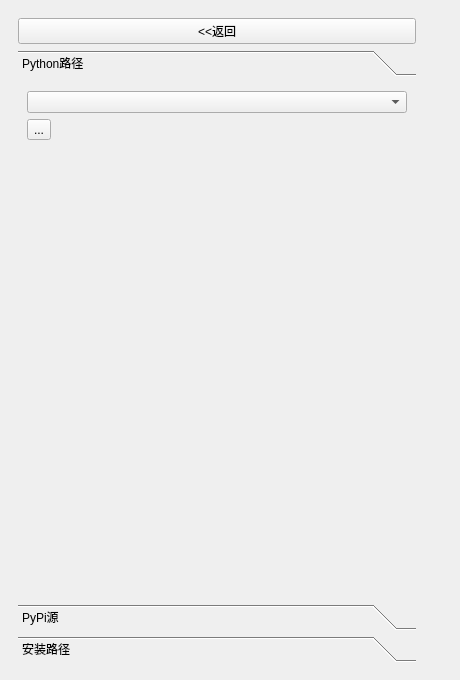
Above: app/ui/home.ui from ctpbee/bee_box before the change. Below: the same form after it.
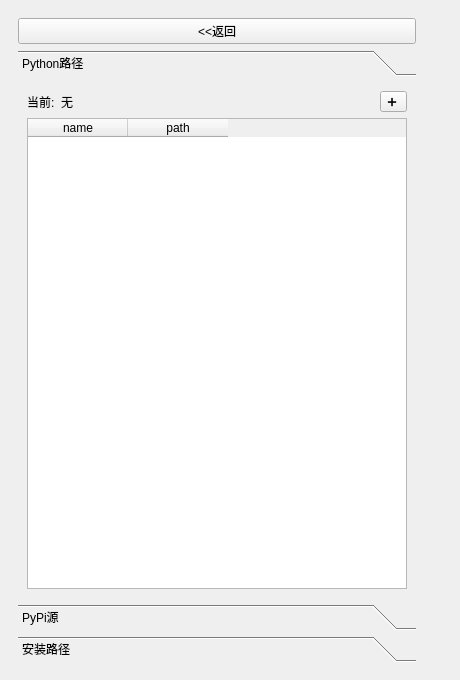
That is the form after the change. The open tabs and pages were chosen to show the change.

What changed in the file:
```diff
--- a/app/ui/home.ui
+++ b/app/ui/home.ui
@@ -224,8 +224,8 @@
            <rect>
             <x>0</x>
             <y>0</y>
-            <width>115</width>
-            <height>232</height>
+            <width>416</width>
+            <height>658</height>
            </rect>
           </property>
           <property name="maximumSize">
@@ -252,8 +252,8 @@
                <rect>
                 <x>0</x>
                 <y>0</y>
-                <width>109</width>
-                <height>78</height>
+                <width>394</width>
+                <height>511</height>
                </rect>
               </property>
               <attribute name="label">
@@ -261,30 +261,43 @@
               </attribute>
               <layout class="QVBoxLayout" name="verticalLayout_7">
                <item>
-                <widget class="QComboBox" name="py_path_box"/>
+                <layout class="QHBoxLayout" name="horizontalLayout_4" stretch="0,9,0">
+                 <item>
+                  <widget class="QLabel" name="label_3">
+                   <property name="text">
+                    <string>当前:</string>
+                   </property>
+                  </widget>
                </item>
                <item>
-                <widget class="QToolButton" name="py_path_btn">
-                 <property name="layoutDirection">
-                  <enum>Qt::LeftToRight</enum>
-                 </property>
+                  <widget class="QLabel" name="curr_py_path">
+                   <property name="text">
+                    <string>无</string>
+                   </property>
+                  </widget>
+                 </item>
+                 <item>
+                  <widget class="QToolButton" name="add_py_path_btn">
                  <property name="text">
-                  <string>...</string>
+                    <string>➕ </string>
                  </property>
                 </widget>
                </item>
+                </layout>
+               </item>
                <item>
-                <spacer name="verticalSpacer_3">
-                 <property name="orientation">
-                  <enum>Qt::Vertical</enum>
-                 </property>
-                 <property name="sizeHint" stdset="0">
-                  <size>
-                   <width>20</width>
-                   <height>40</height>
-                  </size>
-                 </property>
-                </spacer>
+                <widget class="QTableWidget" name="py_path_table">
+                 <column>
+                  <property name="text">
+                   <string>name</string>
+                  </property>
+                 </column>
+                 <column>
+                  <property name="text">
+                   <string>path</string>
+                  </property>
+                 </column>
+                </widget>
                </item>
               </layout>
              </widget>
```
Lines whose indentation alone changed are shown as unchanged.
